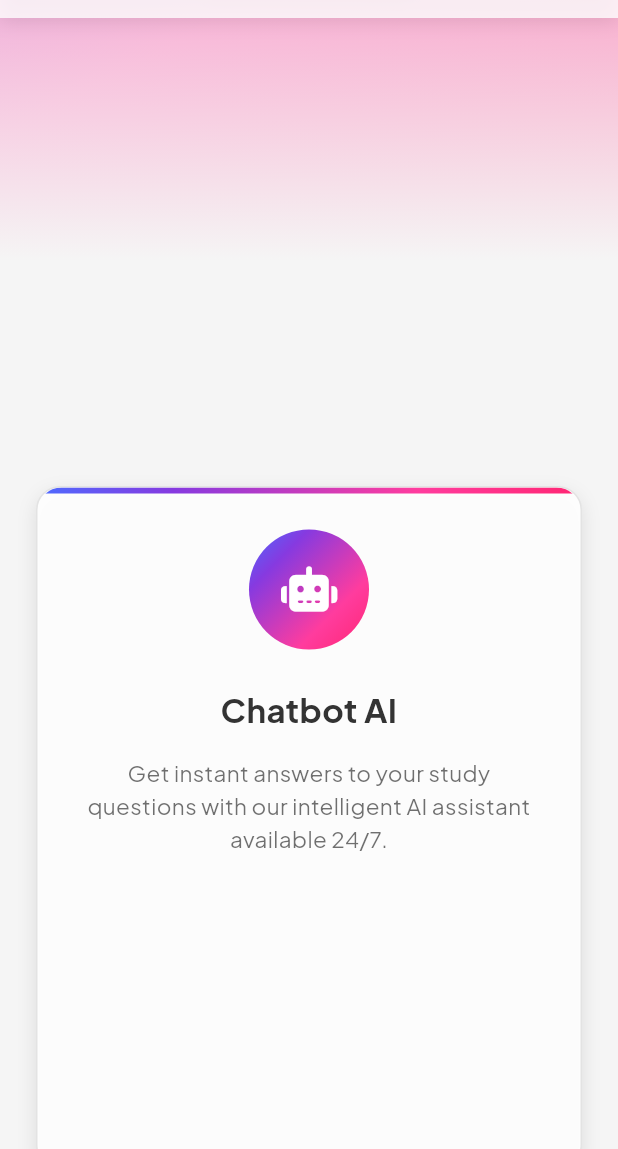
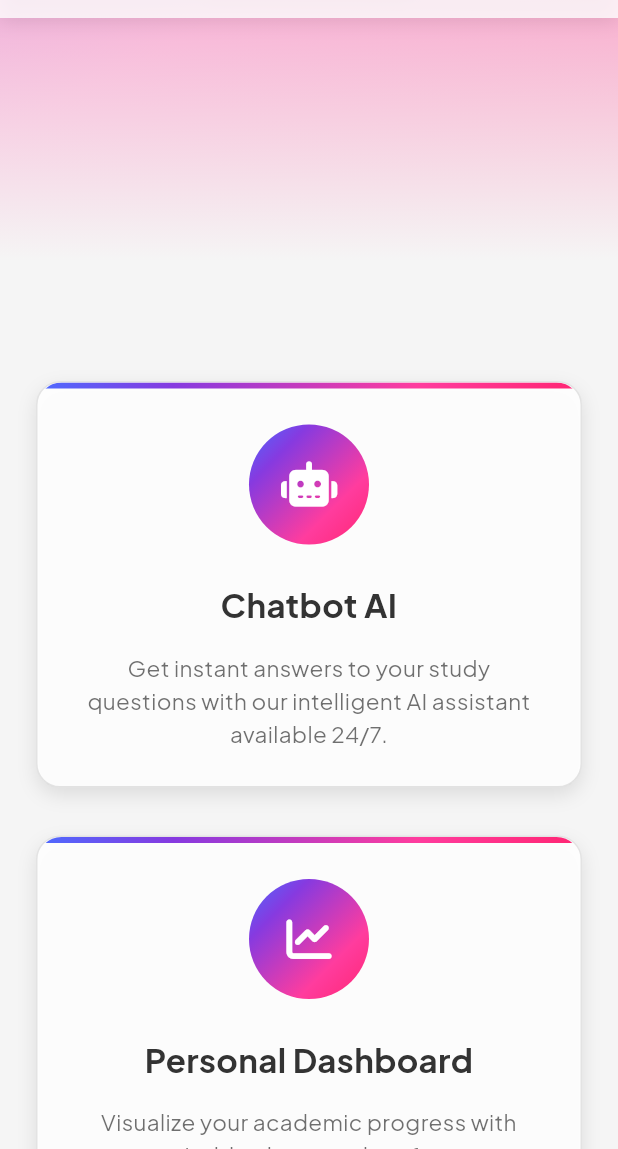
Before and after one commit to ganesh714/classmate_flutter, a Flutter app: the screen it shows after launch, scrolled down 576 dp, on a phone screen of 412 x 824 dp, the part 87-1236 px from its top. Run offline on Flutter 3.47's test engine with Material 3 defaults, Android fonts, the phone set to English and light mode, and no system bars; our stand-ins replace font_awesome_flutter, google_fonts; network calls fail.

Commit message:
update index.dart

```diff
--- a/lib/index.dart
+++ b/lib/index.dart
@@ -443,26 +443,22 @@ class _IndexPageState extends State<IndexPage> {
                   : (constraints.maxWidth > 768 ? 2 : 1);
 
               // Use fixed card height instead of aspect ratio
-              return GridView.builder(
-                shrinkWrap: true,
-                physics: const NeverScrollableScrollPhysics(),
-                gridDelegate: SliverGridDelegateWithFixedCrossAxisCount(
-
-                  crossAxisCount: crossAxisCount,
-                  crossAxisSpacing: 32,
-                  mainAxisSpacing: 32,
-                  childAspectRatio: 0.8, // This will be overridden by fixed height
-                ),
-                itemCount: features.length,
-                itemBuilder: (context, index) {
-                  final feature = features[index];
-                  return _FeatureCard(
-                    icon: feature['icon'] as IconData,
-                    title: feature['title'] as String,
-                    description: feature['desc'] as String,
-                    isDark: isDark,
+              return Wrap(
+                spacing: 32,
+                runSpacing: 32,
+                children: features.map((feature) {
+                  final rawCardWidth = (constraints.maxWidth - (crossAxisCount - 1) * 32) / crossAxisCount;
+                  final cardWidth = rawCardWidth > 450 ? 350.0 : rawCardWidth;
+                  return SizedBox(
+                    width: cardWidth,
+                    child: _FeatureCard(
+                      icon: feature['icon'] as IconData,
+                      title: feature['title'] as String,
+                      description: feature['desc'] as String,
+                      isDark: isDark,
+                    ),
                   );
-                },
+                }).toList(),
               );
             },
           ),
@@ -844,9 +840,9 @@ class _FeatureCard extends StatelessWidget {
       child: ClipRRect(
         borderRadius: BorderRadius.circular(16),
         child: Column(
-          mainAxisSize: MainAxisSize.min, // Let it size to content
-          crossAxisAlignment: CrossAxisAlignment.stretch,
+          mainAxisSize: MainAxisSize.min,
           children: [
+            // Gradient bar at top
             Container(
               height: 4,
               decoration: BoxDecoration(
@@ -899,6 +895,7 @@ class _FeatureCard extends StatelessWidget {
     );
   }
 }
+
 
 
 
```
